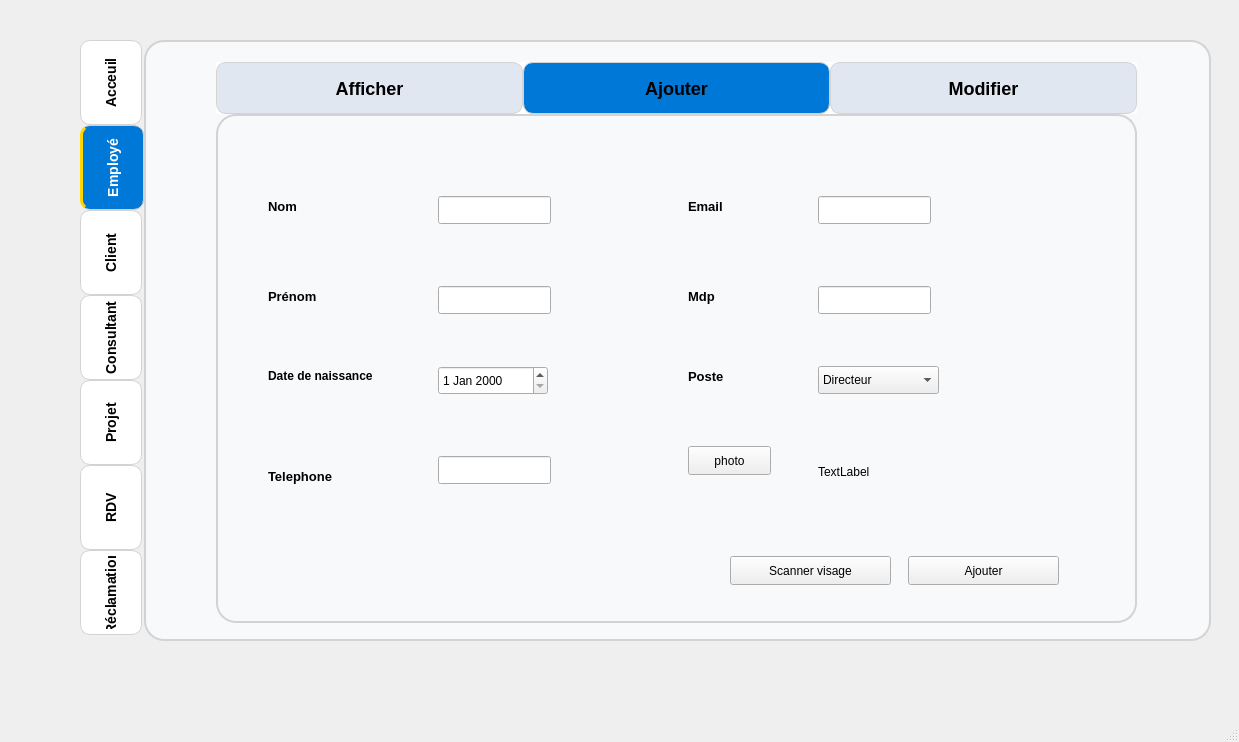
Projetcpp-2A11/ProjetC-2A11_Consulting, file mainwindow.ui: the form before one commit.
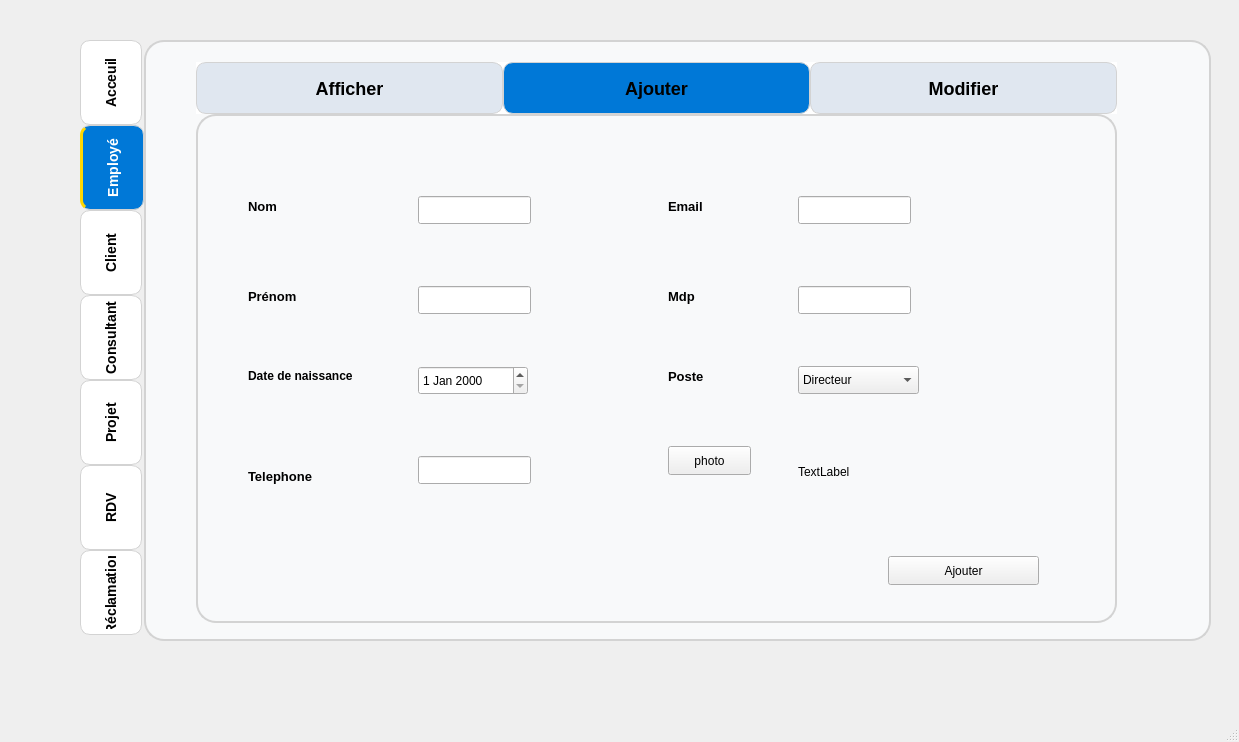
The form after the commit. The open tabs and pages were chosen to show the change. Icons and pictures are not drawn.

What changed in the file:
```diff
--- a/mainwindow.ui
+++ b/mainwindow.ui
@@ -260,7 +260,7 @@
      <widget class="QTabWidget" name="tabWidget_2">
       <property name="geometry">
        <rect>
-        <x>70</x>
+        <x>50</x>
         <y>20</y>
         <width>921</width>
         <height>561</height>
@@ -678,19 +678,6 @@
          <string>photo</string>
         </property>
        </widget>
-       <widget class="QPushButton" name="scannerVisageBoutton">
-        <property name="geometry">
-         <rect>
-          <x>512</x>
-          <y>440</y>
-          <width>161</width>
-          <height>29</height>
-         </rect>
-        </property>
-        <property name="text">
-         <string>Scanner visage</string>
-        </property>
-       </widget>
       </widget>
       <widget class="QWidget" name="tab_4">
        <attribute name="title">
```
Left out of the diff: 4 changed lines with no effect on the pictures.
